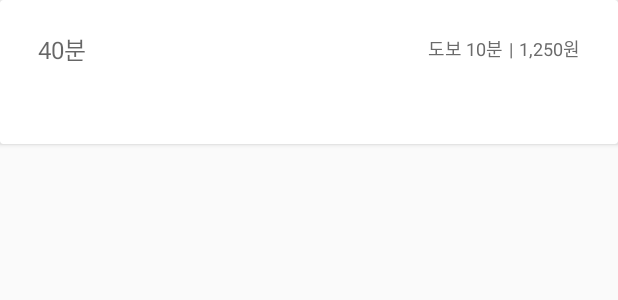
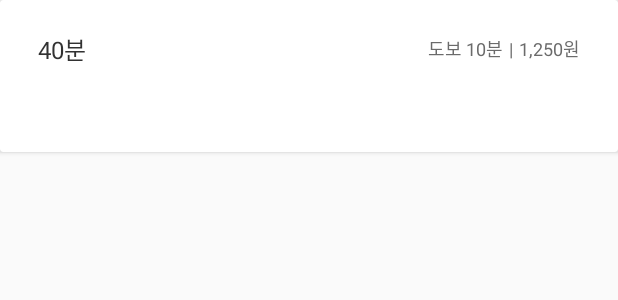
Before and after one commit to Nexters/TickTock-android, an Android app: the layout item_direction.xml on its own in the app's theme, with its tools: preview values and no code run, on a phone screen of 412 x 824 dp. Shown: the top 300 px of the screen. Run offline under Robolectric (Android 15) with nearby library versions, the phone set to English and light mode, and no system bars; Roboto replaces fonts that are not available here.

Commit message:
fix: #83 get direction ui 조정

```diff
--- a/app/src/main/java/com/nexters/ticktock/autocomplete/DirectionRecyclerAdapter.kt
+++ b/app/src/main/java/com/nexters/ticktock/autocomplete/DirectionRecyclerAdapter.kt
@@ -36,7 +36,7 @@ class DirectionRecyclerAdapter(
     fun getWidth(): Int {
         val point = Point()
         display.getSize(point)
-        return point.x - 50
+        return point.x - 90
     }
 
     fun dataChange(tp: ArrayList<SearchPubTransPath>) {
--- a/app/src/main/res/layout/activity_auto_complete.xml
+++ b/app/src/main/res/layout/activity_auto_complete.xml
@@ -7,6 +7,7 @@
     <android.support.constraint.ConstraintLayout
         android:layout_width="match_parent"
         android:layout_height="match_parent"
+        android:background="#f9f9f9"
         tools:context=".autocomplete.AutoCompleteActivity">
 
         <ImageView
@@ -63,6 +64,7 @@
                     android:paddingEnd="12dp"
                     android:paddingBottom="10dp"
                     android:hint="@string/ed_search_from_hint"
+                    android:textColorHint="#b6b6b6"
                     android:inputType="text|textAutoComplete"
                     android:textColor="#323232"
                     android:textSize="14sp"
@@ -84,6 +86,7 @@
                     android:paddingEnd="12dp"
                     android:paddingBottom="10dp"
                     android:hint="@string/ed_search_to_hint"
+                    android:textColorHint="#b6b6b6"
                     android:inputType="text|textAutoComplete"
                     android:textColor="#323232"
                     android:textSize="14sp"
@@ -131,6 +134,7 @@
                     android:layout_height="wrap_content"
                     android:layout_marginBottom="12dp"
                     android:text="@string/tv_direction_description_text"
+                    android:textColor="#323232"
                     android:textSize="12sp"
                     android:gravity="center"
                     app:layout_constraintTop_toTopOf="parent"
--- a/app/src/main/res/layout/item_direction.xml
+++ b/app/src/main/res/layout/item_direction.xml
@@ -30,7 +30,7 @@
                     android:id="@+id/tv_direction_total_time"
                     android:layout_width="0dp"
                     android:layout_height="wrap_content"
-                    android:hint="@string/tv_direction_total_time_text"
+                    android:text="@string/tv_direction_total_time_text"
                     android:textSize="16sp"
                     android:textColor="#323232"
                     app:layout_constraintBottom_toBottomOf="parent"
@@ -94,7 +94,7 @@
                 android:id="@+id/recyclerview_subpath"
                 android:layout_width="match_parent"
                 android:layout_height="wrap_content"
-                android:layout_marginTop="8dp"
+                android:layout_marginTop="13dp"
                 app:layout_constraintEnd_toEndOf="parent"
                 app:layout_constraintStart_toStartOf="parent"
                 app:layout_constraintTop_toBottomOf="@+id/linearlayout_bar_direction"/>
```
Also changed, not shown: app/src/main/res/layout/item_place_autocomplete.xml (+8 -2 lines).
